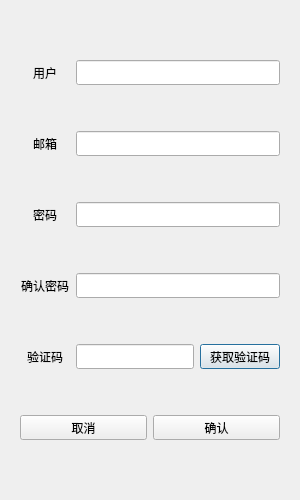
The window that registerdialog.ui (fhyxzmkh/cchat) describes before a commit, drawn with Qt 5.
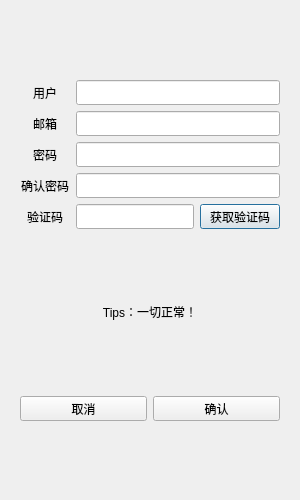
The same window after the commit.

```diff
--- a/registerdialog.ui
+++ b/registerdialog.ui
@@ -32,6 +32,19 @@
       <widget class="QStackedWidget" name="stackedWidget">
        <widget class="QWidget" name="page">
         <layout class="QVBoxLayout" name="verticalLayout_3">
+         <item>
+          <spacer name="verticalSpacer">
+           <property name="orientation">
+            <enum>Qt::Vertical</enum>
+           </property>
+           <property name="sizeHint" stdset="0">
+            <size>
+             <width>20</width>
+             <height>40</height>
+            </size>
+           </property>
+          </spacer>
+         </item>
          <item>
           <layout class="QHBoxLayout" name="horizontalLayout">
            <item>
@@ -264,6 +277,48 @@
            </item>
           </layout>
          </item>
+         <item>
+          <spacer name="verticalSpacer_3">
+           <property name="orientation">
+            <enum>Qt::Vertical</enum>
+           </property>
+           <property name="sizeHint" stdset="0">
+            <size>
+             <width>20</width>
+             <height>40</height>
+            </size>
+           </property>
+          </spacer>
+         </item>
+         <item>
+          <widget class="QWidget" name="widget" native="true">
+           <layout class="QHBoxLayout" name="horizontalLayout_4">
+            <item>
+             <widget class="QLabel" name="err_tip">
+              <property name="text">
+               <string>Tips：一切正常！</string>
+              </property>
+              <property name="alignment">
+               <set>Qt::AlignCenter</set>
+              </property>
+             </widget>
+            </item>
+           </layout>
+          </widget>
+         </item>
+         <item>
+          <spacer name="verticalSpacer_4">
+           <property name="orientation">
+            <enum>Qt::Vertical</enum>
+           </property>
+           <property name="sizeHint" stdset="0">
+            <size>
+             <width>20</width>
+             <height>40</height>
+            </size>
+           </property>
+          </spacer>
+         </item>
          <item>
           <layout class="QHBoxLayout" name="horizontalLayout_8">
            <item>
@@ -306,6 +361,19 @@
            </item>
           </layout>
          </item>
+         <item>
+          <spacer name="verticalSpacer_2">
+           <property name="orientation">
+            <enum>Qt::Vertical</enum>
+           </property>
+           <property name="sizeHint" stdset="0">
+            <size>
+             <width>20</width>
+             <height>40</height>
+            </size>
+           </property>
+          </spacer>
+         </item>
         </layout>
        </widget>
        <widget class="QWidget" name="page_2"/>
```
